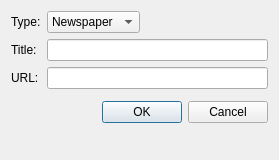
Above: ui/MediaInjectDialog.ui from dmzdev/stance before the change. Below: the same form after it.
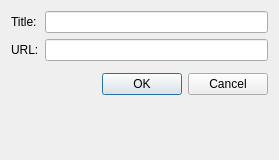
That is the form after the change.

Commit message: Display name in app window title. Admin can see current group's media.

Patch:
```diff
--- a/ui/MediaInjectDialog.ui
+++ b/ui/MediaInjectDialog.ui
@@ -18,55 +18,29 @@
     <enum>QFormLayout::ExpandingFieldsGrow</enum>
    </property>
    <item row="0" column="0">
-    <widget class="QLabel" name="label">
-     <property name="text">
-      <string>Type:</string>
-     </property>
-    </widget>
-   </item>
-   <item row="0" column="1">
-    <widget class="QComboBox" name="mediaType">
-     <item>
-      <property name="text">
-       <string>Newspaper</string>
-      </property>
-     </item>
-     <item>
-      <property name="text">
-       <string>Memo</string>
-      </property>
-     </item>
-     <item>
-      <property name="text">
-       <string>Video</string>
-      </property>
-     </item>
-    </widget>
-   </item>
-   <item row="1" column="0">
     <widget class="QLabel" name="label_2">
      <property name="text">
       <string>Title:</string>
      </property>
     </widget>
    </item>
-   <item row="1" column="1">
+   <item row="0" column="1">
     <widget class="QLineEdit" name="titleText"/>
    </item>
-   <item row="2" column="0">
+   <item row="1" column="0">
     <widget class="QLabel" name="label_3">
      <property name="text">
       <string>URL:</string>
      </property>
     </widget>
    </item>
-   <item row="2" column="1">
+   <item row="1" column="1">
     <widget class="QLineEdit" name="urlText"/>
    </item>
-   <item row="3" column="1">
+   <item row="2" column="1">
     <layout class="QFormLayout" name="groupLayout"/>
    </item>
-   <item row="4" column="1">
+   <item row="3" column="1">
     <widget class="QDialogButtonBox" name="buttonBox">
      <property name="orientation">
       <enum>Qt::Horizontal</enum>
```
The commit also changes 8 other files.
